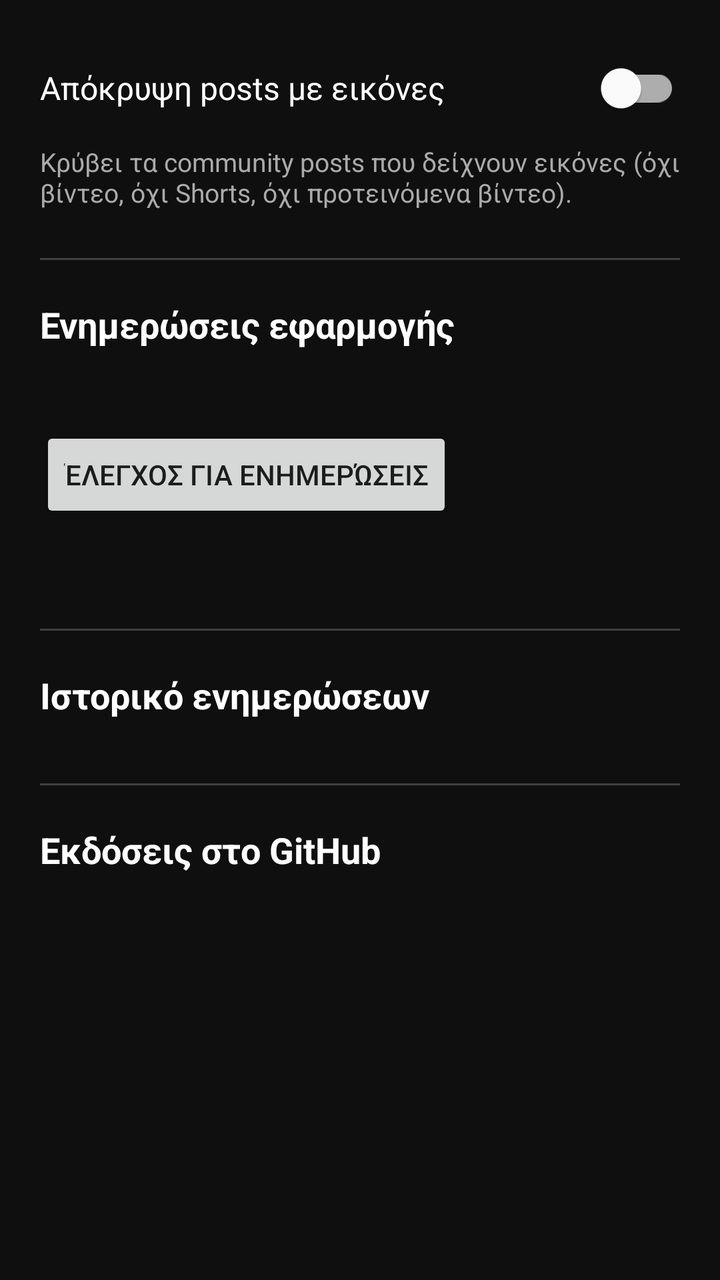
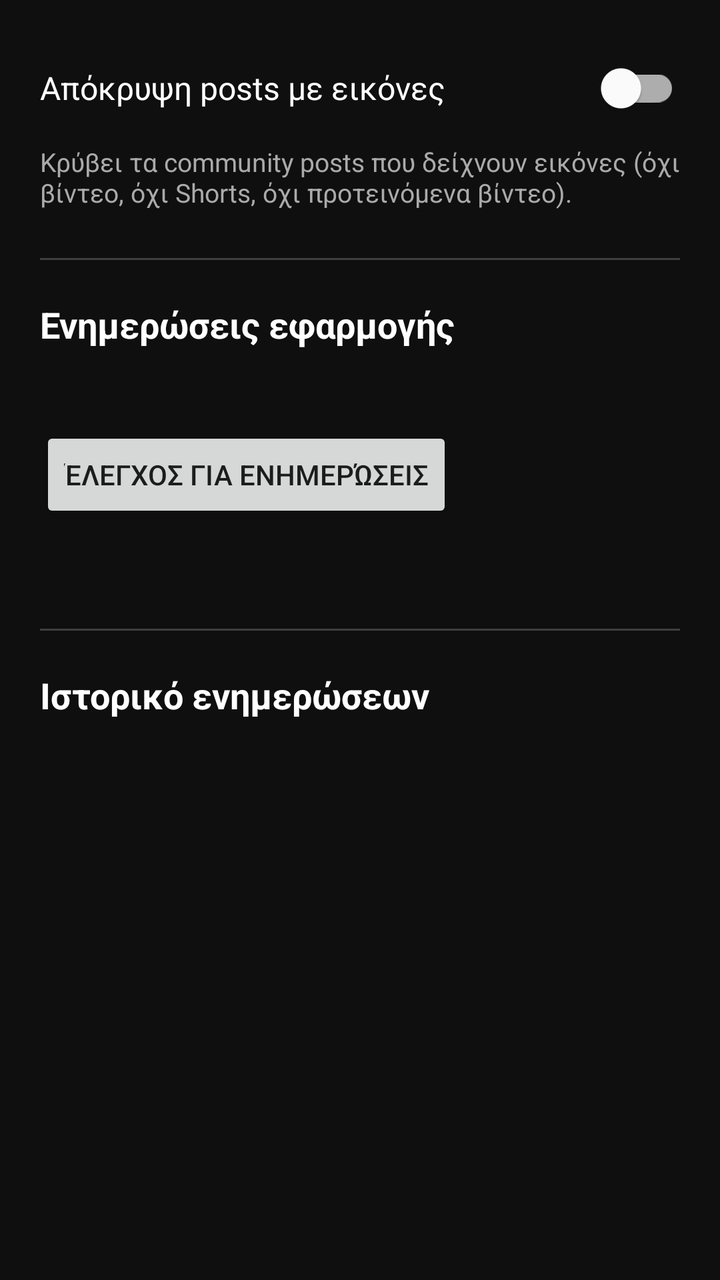

Compare the two renders of this Android layout. The source of the first and the diff that turns it into the second are given below.
<!-- AndroidManifest.xml: application theme Theme.MyTube -->
<!-- res/layout/activity_settings.xml -->
<?xml version="1.0" encoding="utf-8"?>
<androidx.core.widget.NestedScrollView xmlns:android="http://schemas.android.com/apk/res/android"
    xmlns:app="http://schemas.android.com/apk/res-auto"
    android:layout_width="match_parent"
    android:layout_height="match_parent"
    android:background="@color/black">

    <LinearLayout
        android:layout_width="match_parent"
        android:layout_height="wrap_content"
        android:orientation="vertical"
        android:padding="20dp">

        
        <com.google.android.material.switchmaterial.SwitchMaterial
            android:id="@+id/switchFilterImagePosts"
            android:layout_width="match_parent"
            android:layout_height="wrap_content"
            android:text="@string/pref_filter_title"
            android:textColor="@color/white"
            android:textSize="16sp" />

        <TextView
            android:layout_width="match_parent"
            android:layout_height="wrap_content"
            android:layout_marginTop="4dp"
            android:layout_marginBottom="24dp"
            android:text="@string/pref_filter_summary"
            android:textColor="#AAAAAA"
            android:textSize="13sp" />

        <View
            android:layout_width="match_parent"
            android:layout_height="1dp"
            android:layout_marginBottom="20dp"
            android:background="#33FFFFFF" />

        
        <TextView
            android:layout_width="match_parent"
            android:layout_height="wrap_content"
            android:layout_marginBottom="8dp"
            android:text="@string/section_updates"
            android:textColor="@color/white"
            android:textSize="18sp"
            android:textStyle="bold" />

        <TextView
            android:id="@+id/textCurrentVersion"
            android:layout_width="match_parent"
            android:layout_height="wrap_content"
            android:layout_marginBottom="12dp"
            android:textColor="#CCCCCC"
            android:textSize="14sp" />

        <Button
            android:id="@+id/buttonCheckUpdates"
            android:layout_width="wrap_content"
            android:layout_height="wrap_content"
            android:text="@string/check_updates" />

        <TextView
            android:id="@+id/textUpdateStatus"
            android:layout_width="match_parent"
            android:layout_height="wrap_content"
            android:layout_marginTop="10dp"
            android:textColor="@color/white"
            android:textSize="14sp" />

        <Button
            android:id="@+id/buttonDownloadInstall"
            android:layout_width="wrap_content"
            android:layout_height="wrap_content"
            android:layout_marginTop="8dp"
            android:text="@string/download_install"
            android:visibility="gone" />

        <ProgressBar
            android:id="@+id/progressUpdate"
            style="?android:attr/progressBarStyleHorizontal"
            android:layout_width="match_parent"
            android:layout_height="wrap_content"
            android:layout_marginTop="8dp"
            android:max="100"
            android:visibility="gone" />

        <View
            android:layout_width="match_parent"
            android:layout_height="1dp"
            android:layout_marginTop="24dp"
            android:layout_marginBottom="20dp"
            android:background="#33FFFFFF" />

        
        <TextView
            android:layout_width="match_parent"
            android:layout_height="wrap_content"
            android:layout_marginBottom="8dp"
            android:text="@string/section_history"
            android:textColor="@color/white"
            android:textSize="18sp"
            android:textStyle="bold" />

        <LinearLayout
            android:id="@+id/containerHistory"
            android:layout_width="match_parent"
            android:layout_height="wrap_content"
            android:orientation="vertical" />

        <View
            android:layout_width="match_parent"
            android:layout_height="1dp"
            android:layout_marginTop="24dp"
            android:layout_marginBottom="20dp"
            android:background="#33FFFFFF" />

        
        <TextView
            android:layout_width="match_parent"
            android:layout_height="wrap_content"
            android:layout_marginBottom="8dp"
            android:text="@string/section_releases"
            android:textColor="@color/white"
            android:textSize="18sp"
            android:textStyle="bold" />

        <LinearLayout
            android:id="@+id/containerReleases"
            android:layout_width="match_parent"
            android:layout_height="wrap_content"
            android:layout_marginBottom="40dp"
            android:orientation="vertical" />

    </LinearLayout>

</androidx.core.widget.NestedScrollView>
<!-- resources referenced by this layout -->
<resources>
  <color name="black">#FF0F0F0F</color>
  <color name="white">#FFFFFFFF</color>
  <string name="check_updates">Έλεγχος για ενημερώσεις</string>
  <string name="download_install">Λήψη &amp; εγκατάσταση</string>
  <string name="pref_filter_summary">Κρύβει τα community posts που δείχνουν εικόνες (όχι βίντεο, όχι Shorts, όχι προτεινόμενα βίντεο).</string>
  <string name="pref_filter_title">Απόκρυψη posts με εικόνες</string>
  <string name="section_history">Ιστορικό ενημερώσεων</string>
  <string name="section_releases">Εκδόσεις στο GitHub</string>
  <string name="section_updates">Ενημερώσεις εφαρμογής</string>
  <style name="Theme.MyTube" parent="Theme.MaterialComponents.DayNight.NoActionBar">
          <item name="colorPrimary">@color/black</item>
          <item name="colorPrimaryDark">@color/black</item>
          <item name="colorAccent">@color/youtube_red</item>
          <item name="android:windowBackground">@color/black</item>
      </style>
  <color name="youtube_red">#FF0000</color>
</resources>

<!-- the commit's change to res/layout/activity_settings.xml (unified diff, before → after) -->
@@ -105,29 +105,6 @@
             android:id="@+id/containerHistory"
             android:layout_width="match_parent"
             android:layout_height="wrap_content"
-            android:orientation="vertical" />
-
-        <View
-            android:layout_width="match_parent"
-            android:layout_height="1dp"
-            android:layout_marginTop="24dp"
-            android:layout_marginBottom="20dp"
-            android:background="#33FFFFFF" />
-
-        
-        <TextView
-            android:layout_width="match_parent"
-            android:layout_height="wrap_content"
-            android:layout_marginBottom="8dp"
-            android:text="@string/section_releases"
-            android:textColor="@color/white"
-            android:textSize="18sp"
-            android:textStyle="bold" />
-
-        <LinearLayout
-            android:id="@+id/containerReleases"
-            android:layout_width="match_parent"
-            android:layout_height="wrap_content"
             android:layout_marginBottom="40dp"
             android:orientation="vertical" />
 
<!-- resource entries referenced after the edit -->
@@ -7,7 +7,6 @@
   <string name="pref_filter_summary">Κρύβει τα community posts που δείχνουν εικόνες (όχι βίντεο, όχι Shorts, όχι προτεινόμενα βίντεο).</string>
   <string name="pref_filter_title">Απόκρυψη posts με εικόνες</string>
   <string name="section_history">Ιστορικό ενημερώσεων</string>
-  <string name="section_releases">Εκδόσεις στο GitHub</string>
   <string name="section_updates">Ενημερώσεις εφαρμογής</string>
   <style name="Theme.MyTube" parent="Theme.MaterialComponents.DayNight.NoActionBar">
           <item name="colorPrimary">@color/black</item>
